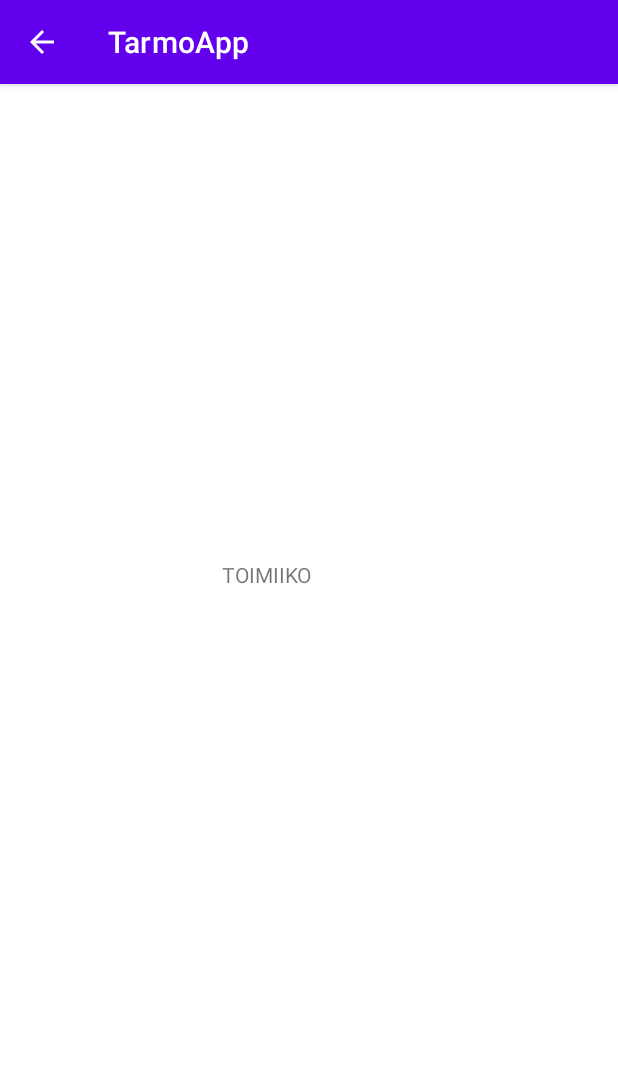
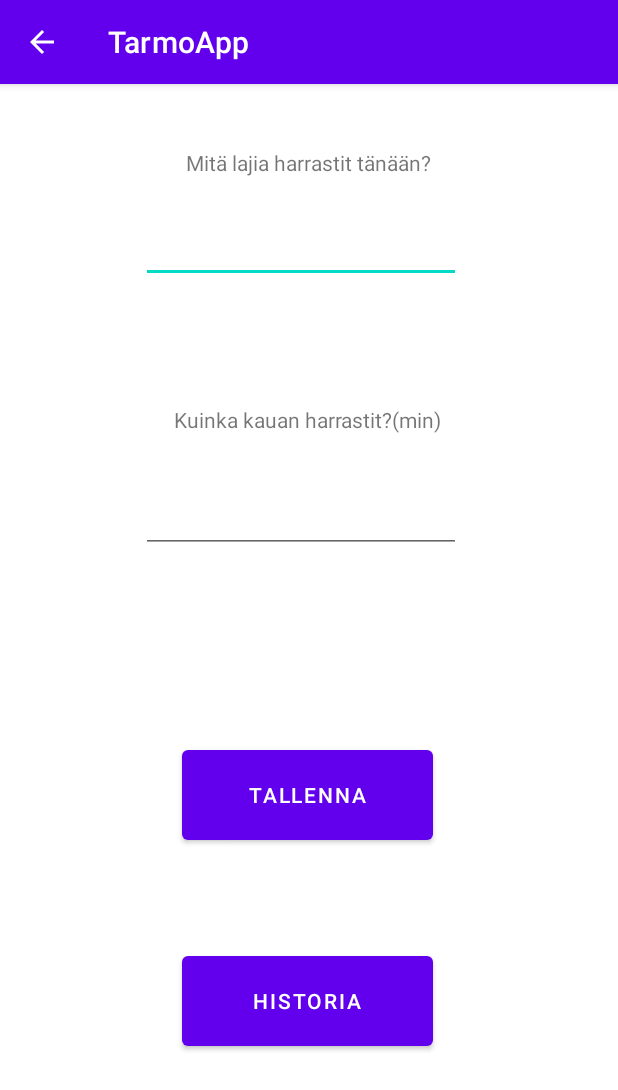
Before and after one commit to valttesn/TarmoApp, an Android app: the PerformAction screen opened directly, with no data from a screen before it, on a phone screen of 412 x 824 dp. Shown: the top 1090 px of the screen. Run offline under Robolectric (Android 15) with nearby library versions, the phone set to English and light mode, and no system bars.

Commit message:
TOIMIIKO

```diff
--- a/app/src/main/AndroidManifest.xml
+++ b/app/src/main/AndroidManifest.xml
@@ -9,7 +9,8 @@
         android:roundIcon="@mipmap/ic_launcher_round"
         android:supportsRtl="true"
         android:theme="@style/Theme.TarmoApp">
-        <activity android:name=".settingsActivity"
+        <activity
+            android:name=".settingsActivity"
             android:parentActivityName=".MainActivity">
             <meta-data
                 android:name="android.support.PARENT_ACTIVITY"
--- a/app/src/main/java/com/example/tarmoapp/Excersise.java
+++ b/app/src/main/java/com/example/tarmoapp/Excersise.java
@@ -1,5 +1,6 @@
 package com.example.tarmoapp;
 
+import android.content.Intent;
 import android.os.Bundle;
 import android.widget.TextView;
 
@@ -11,10 +12,7 @@ public class Excersise extends AppCompatActivity {
     protected void onCreate(Bundle savedInstanceState) {
         super.onCreate(savedInstanceState);
         setContentView(R.layout.activity_perform_action);
-
-    }
-
-    public Excersise(){
+        Intent intent = getIntent();
 
     }
 }
--- a/app/src/main/java/com/example/tarmoapp/Food.java
+++ b/app/src/main/java/com/example/tarmoapp/Food.java
@@ -1,8 +1,10 @@
 package com.example.tarmoapp;
+
+import androidx.appcompat.app.AppCompatActivity;
 
 import java.util.ArrayList;
 
-public class Food {
+public class Food extends AppCompatActivity {
 
     public Food(){
 
--- a/app/src/main/java/com/example/tarmoapp/MainActivity.java
+++ b/app/src/main/java/com/example/tarmoapp/MainActivity.java
@@ -57,8 +57,8 @@ public class MainActivity extends AppCompatActivity  implements NavigationView.O
         drinkView.setText("Olet juonut " + Integer.toString((DrinkCounter.Value())) + " desiä vettä tänään.");
     }
 
-    public void onItemClick(View v) {
-        Intent nextActivity = new Intent(MainActivity.this, Excersise.class);
+    public void onPerformActionClick(View view) {
+        Intent nextActivity = new Intent(MainActivity.this, PerformAction.class);
         startActivity(nextActivity);
     }
 
--- a/app/src/main/java/com/example/tarmoapp/PerformAction.java
+++ b/app/src/main/java/com/example/tarmoapp/PerformAction.java
@@ -1,6 +1,8 @@
 package com.example.tarmoapp;
 
+import android.content.Intent;
 import android.os.Bundle;
+import android.view.View;
 
 import androidx.appcompat.app.AppCompatActivity;
 
@@ -10,11 +12,6 @@ public class PerformAction extends AppCompatActivity {
     protected void onCreate(Bundle savedInstanceState) {
         super.onCreate(savedInstanceState);
         setContentView(R.layout.activity_perform_action);
-
-        int index = getIntent().getIntExtra("presidentIndex", 0);
-    }
-
-    public PerformAction(){
-
+        Intent intent = getIntent();
     }
 }
--- a/app/src/main/res/layout/activity_main.xml
+++ b/app/src/main/res/layout/activity_main.xml
@@ -33,7 +33,7 @@
             android:id="@+id/exerciseBtn"
             android:layout_width="wrap_content"
             android:layout_height="wrap_content"
-            android:onClick="onClick"
+            android:onClick="onPerformActionClick"
             android:text="Suoritus"
             app:layout_constraintBottom_toBottomOf="parent"
             app:layout_constraintEnd_toEndOf="parent"
--- a/app/src/main/res/layout/activity_perform_action.xml
+++ b/app/src/main/res/layout/activity_perform_action.xml
@@ -6,19 +6,79 @@
     android:layout_height="match_parent"
     tools:context=".MainActivity2">
 
+    <EditText
+        android:id="@+id/editTextTextPersonName"
+        android:layout_width="wrap_content"
+        android:layout_height="wrap_content"
+        android:ems="10"
+        android:inputType="textPersonName"
+        android:minHeight="48dp"
+        app:layout_constraintBottom_toBottomOf="parent"
+        app:layout_constraintEnd_toEndOf="parent"
+        app:layout_constraintHorizontal_bias="0.472"
+        app:layout_constraintStart_toStartOf="parent"
+        app:layout_constraintTop_toTopOf="parent"
+        app:layout_constraintVertical_bias="0.118" />
+
+    <EditText
+        android:id="@+id/editTextNumber"
+        android:layout_width="wrap_content"
+        android:layout_height="wrap_content"
+        android:ems="10"
+        android:inputType="number"
+        android:minHeight="48dp"
+        app:layout_constraintBottom_toBottomOf="parent"
+        app:layout_constraintEnd_toEndOf="parent"
+        app:layout_constraintHorizontal_bias="0.472"
+        app:layout_constraintStart_toStartOf="parent"
+        app:layout_constraintTop_toTopOf="parent"
+        app:layout_constraintVertical_bias="0.368" />
+
     <TextView
         android:id="@+id/textView"
         android:layout_width="wrap_content"
         android:layout_height="wrap_content"
-        android:layout_marginStart="148dp"
-        android:layout_marginTop="281dp"
-        android:layout_marginEnd="204dp"
-        android:layout_marginBottom="431dp"
-        android:text="TOIMIIKO"
+        android:text="Mitä lajia harrastit tänään?"
         app:layout_constraintBottom_toBottomOf="parent"
         app:layout_constraintEnd_toEndOf="parent"
-        app:layout_constraintHorizontal_bias="1.0"
+        app:layout_constraintHorizontal_bias="0.498"
         app:layout_constraintStart_toStartOf="parent"
         app:layout_constraintTop_toTopOf="parent"
-        app:layout_constraintVertical_bias="1.0" />
+        app:layout_constraintVertical_bias="0.057" />
+
+    <TextView
+        android:id="@+id/textView2"
+        android:layout_width="wrap_content"
+        android:layout_height="wrap_content"
+        android:text="Kuinka kauan harrastit?(min)"
+        app:layout_constraintBottom_toBottomOf="parent"
+        app:layout_constraintEnd_toEndOf="parent"
+        app:layout_constraintHorizontal_bias="0.498"
+        app:layout_constraintStart_toStartOf="parent"
+        app:layout_constraintTop_toTopOf="parent"
+        app:layout_constraintVertical_bias="0.286" />
+
+    <Button
+        android:id="@+id/saveBtn"
+        android:layout_width="167dp"
+        android:layout_height="72dp"
+        android:text="Tallenna"
+        app:layout_constraintBottom_toBottomOf="parent"
+        app:layout_constraintEnd_toEndOf="parent"
+        app:layout_constraintHorizontal_bias="0.495"
+        app:layout_constraintStart_toStartOf="parent"
+        app:layout_constraintTop_toTopOf="parent"
+        app:layout_constraintVertical_bias="0.629" />
+
+    <Button
+        android:id="@+id/historyBtn"
+        android:layout_width="167dp"
+        android:layout_height="72dp"
+        android:text="Historia"
+        app:layout_constraintBottom_toBottomOf="parent"
+        app:layout_constraintEnd_toEndOf="parent"
+        app:layout_constraintHorizontal_bias="0.495"
+        app:layout_constraintStart_toStartOf="parent"
+        app:layout_constraintTop_toTopOf="parent"
+        app:layout_constraintVertical_bias="0.827" />
 </androidx.constraintlayout.widget.ConstraintLayout>
```
